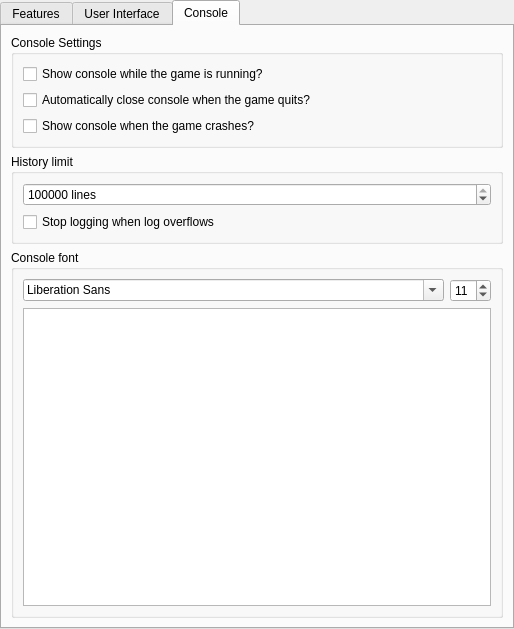
Before: the Qt Designer form launcher/ui/pages/global/LauncherPage.ui in MultiMC/Launcher, drawn with Qt 5.
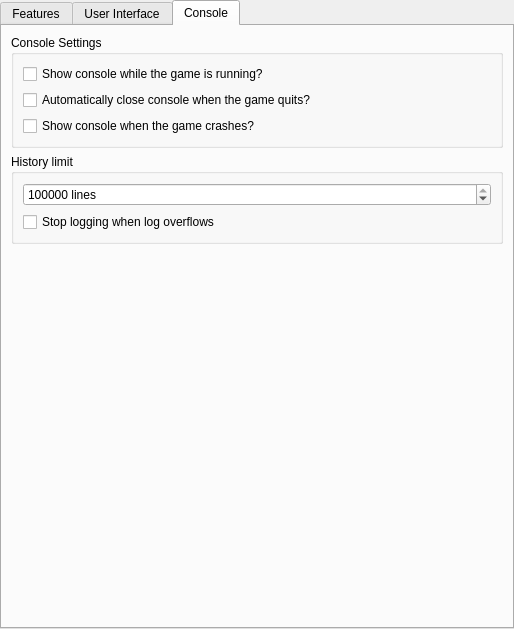
After: the same form once the commit is applied. The open tabs and pages were chosen to show the change.

Commit message: GH-812 Any number of custom themes and icon themes, updated as they change

Patch:
```diff
--- a/launcher/ui/pages/global/LauncherPage.ui
+++ b/launcher/ui/pages/global/LauncherPage.ui
@@ -348,61 +348,17 @@
         </widget>
        </item>
        <item>
-        <widget class="QGroupBox" name="themeBox_2">
-         <property name="sizePolicy">
-          <sizepolicy hsizetype="Preferred" vsizetype="MinimumExpanding">
-           <horstretch>0</horstretch>
-           <verstretch>0</verstretch>
-          </sizepolicy>
+        <spacer name="consoleTabSpacer">
+         <property name="orientation">
+          <enum>Qt::Vertical</enum>
          </property>
-         <property name="title">
-          <string>Console font</string>
+         <property name="sizeHint" stdset="0">
+          <size>
+           <width>0</width>
+           <height>0</height>
+          </size>
          </property>
-         <layout class="QGridLayout" name="gridLayout_2">
-          <item row="1" column="0" colspan="2">
-           <widget class="QTextEdit" name="fontPreview">
-            <property name="sizePolicy">
-             <sizepolicy hsizetype="Expanding" vsizetype="MinimumExpanding">
-              <horstretch>0</horstretch>
-              <verstretch>0</verstretch>
-             </sizepolicy>
-            </property>
-            <property name="horizontalScrollBarPolicy">
-             <enum>Qt::ScrollBarAlwaysOff</enum>
-            </property>
-            <property name="undoRedoEnabled">
-             <bool>false</bool>
-            </property>
-            <property name="textInteractionFlags">
-             <set>Qt::TextSelectableByKeyboard|Qt::TextSelectableByMouse</set>
-            </property>
-           </widget>
-          </item>
-          <item row="0" column="0">
-           <widget class="QFontComboBox" name="consoleFont">
-            <property name="sizePolicy">
-             <sizepolicy hsizetype="Expanding" vsizetype="Fixed">
-              <horstretch>0</horstretch>
-              <verstretch>0</verstretch>
-             </sizepolicy>
-            </property>
-           </widget>
-          </item>
-          <item row="0" column="1">
-           <widget class="QSpinBox" name="fontSizeBox">
-            <property name="minimum">
-             <number>5</number>
-            </property>
-            <property name="maximum">
-             <number>16</number>
-            </property>
-            <property name="value">
-             <number>11</number>
-            </property>
-           </widget>
-          </item>
-         </layout>
-        </widget>
+        </spacer>
        </item>
       </layout>
      </widget>
```
Left out of the diff: 3 changed lines with no effect on the pictures. The commit also changes 30 other files.
